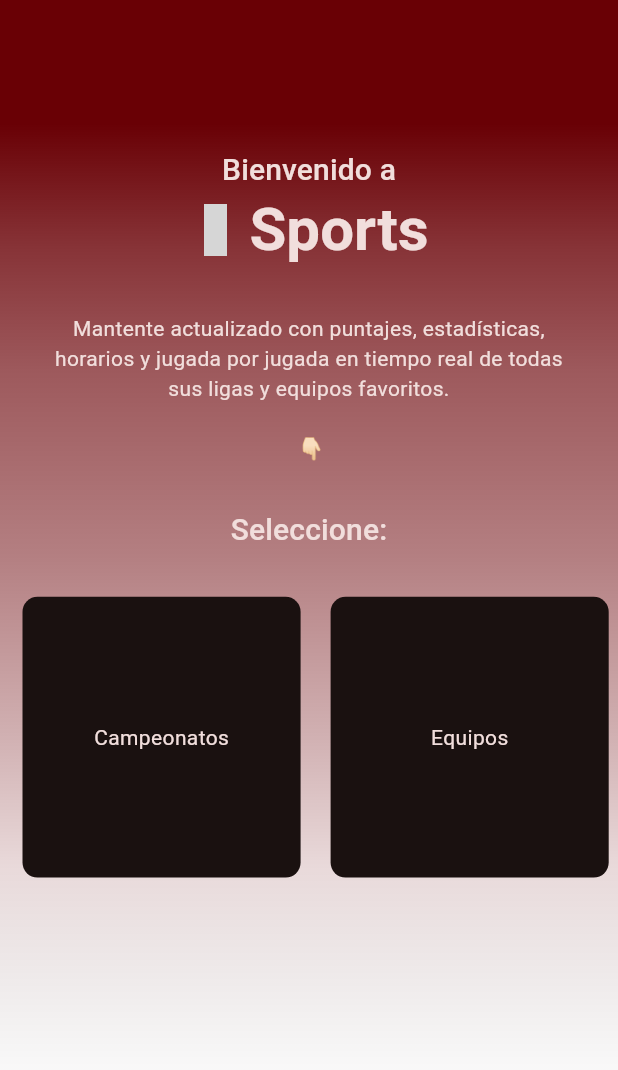
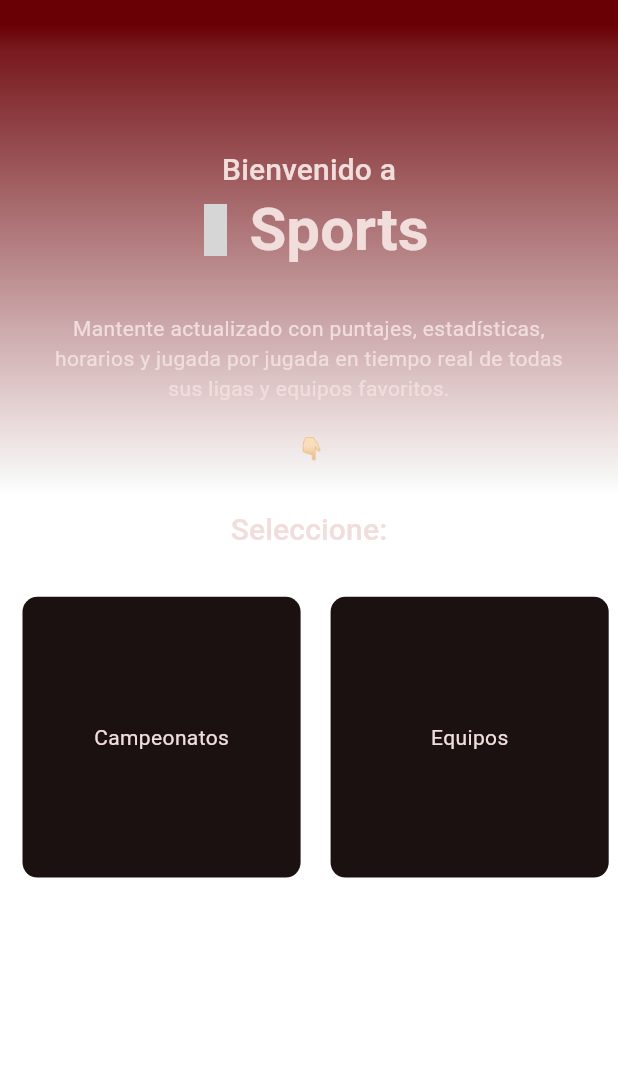
Before and after one commit to UsmDesarrolloMovil/frontend_flutter, a Flutter app: the screen it shows after launch, on a phone screen of 412 x 824 dp. Shown: the top 1070 px of the screen. Run offline on Flutter 3.47's test engine with Material 3 defaults, Android fonts, the light colour scheme and no system bars; our stand-ins replace animate_do, dio, flutter_dotenv, flutter_material_design_icons, go_router, google_fonts; project files that could hold a hidden picture were left out; grey boxes are pictures that could not be loaded.

Commit message:
fixing gradient

```diff
--- a/lib/src/widgets/shared/gradient_scaffold.dart
+++ b/lib/src/widgets/shared/gradient_scaffold.dart
@@ -34,30 +34,66 @@ class GradientScaffold extends StatelessWidget {
               elevation: 0,
             ),
 
-      body: Container(
-        padding: addPadding
-            ? EdgeInsets.only(
-                top: (MediaQuery.of(context).padding.top) + size.height * 0.12)
-            : null,
+      body: SizedBox(
+        width: double.infinity,
+        height: double.infinity,
+        child: Stack(
+          children: [
+            Container(
+              width: size.width,
+              height: size.height * 0.4,
               decoration: appbarWidget == null
                   ? BoxDecoration(
                       gradient: LinearGradient(
                         begin: Alignment.topCenter,
                         end: Alignment.bottomCenter,
-                  stops: const [0.1, 0.2, 0.3, 0.45, 0.6, 0.7, 0.9],
+                        stops: const [
+                          0.05,
+                          0.1,
+                          0.2,
+                          0.3,
+                          0.4,
+                          0.5,
+                          0.6,
+                          0.7,
+                          0.8,
+                          0.9,
+                          1.0
+                        ],
                         colors: [
                           colors.onError,
+                          colors.onError.withOpacity(0.9),
                           colors.onError.withOpacity(0.8),
-                    colors.onError.withOpacity(0.65),
+                          colors.onError.withOpacity(0.7),
+                          colors.onError.withOpacity(0.6),
                           colors.onError.withOpacity(0.5),
+                          colors.onError.withOpacity(0.4),
                           colors.onError.withOpacity(0.3),
-                    colors.onError.withOpacity(0.15),
+                          colors.onError.withOpacity(0.2),
+                          colors.onError.withOpacity(0.1),
                           Colors.transparent,
                         ],
                       ),
                     )
                   : null,
+            ),
+            Positioned(
+              left: 0,
+              right: 0,
+              bottom: 0,
+              top: 0,
+              child: Container(
+                padding: addPadding
+                    ? EdgeInsets.only(
+                        top: (MediaQuery.of(context).padding.top) +
+                            size.height * 0.12)
+                    : null,
+                // width: ,
                 child: body,
+              ),
+            ),
+          ],
+        ),
       ),
       floatingActionButton: floatingActionButton,
     );
```
Lines whose indentation alone changed are shown as unchanged.
